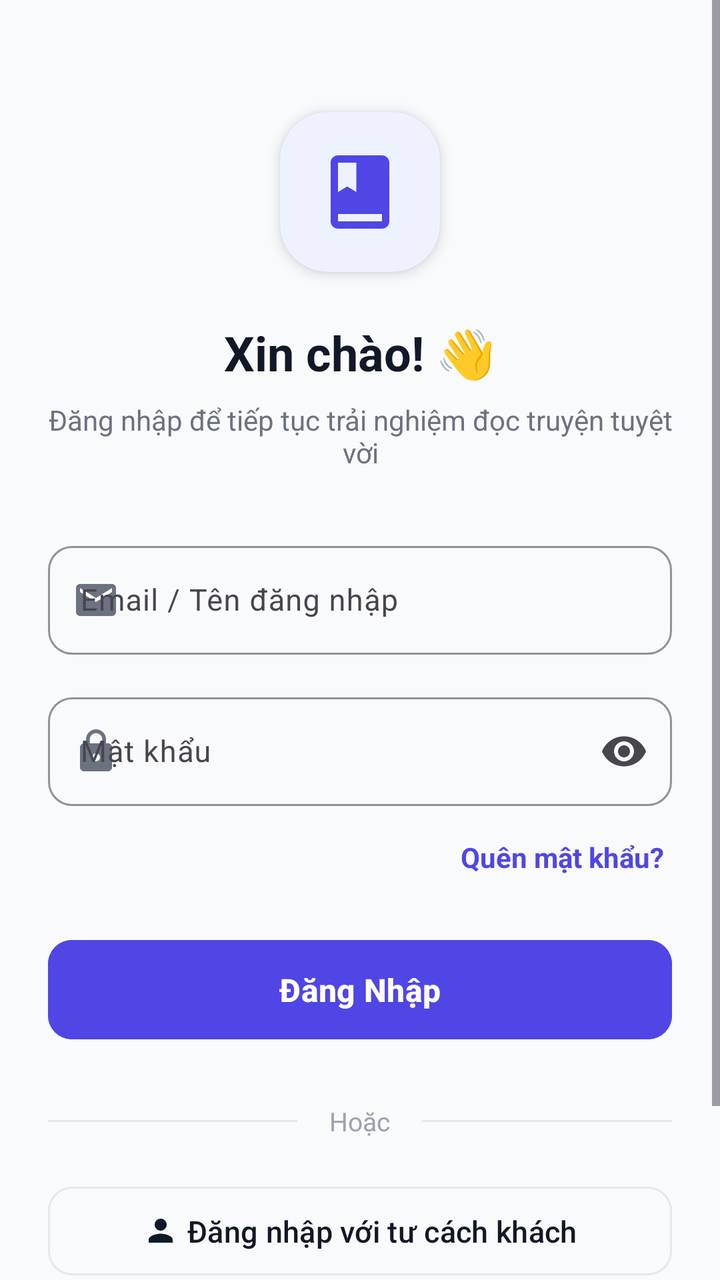
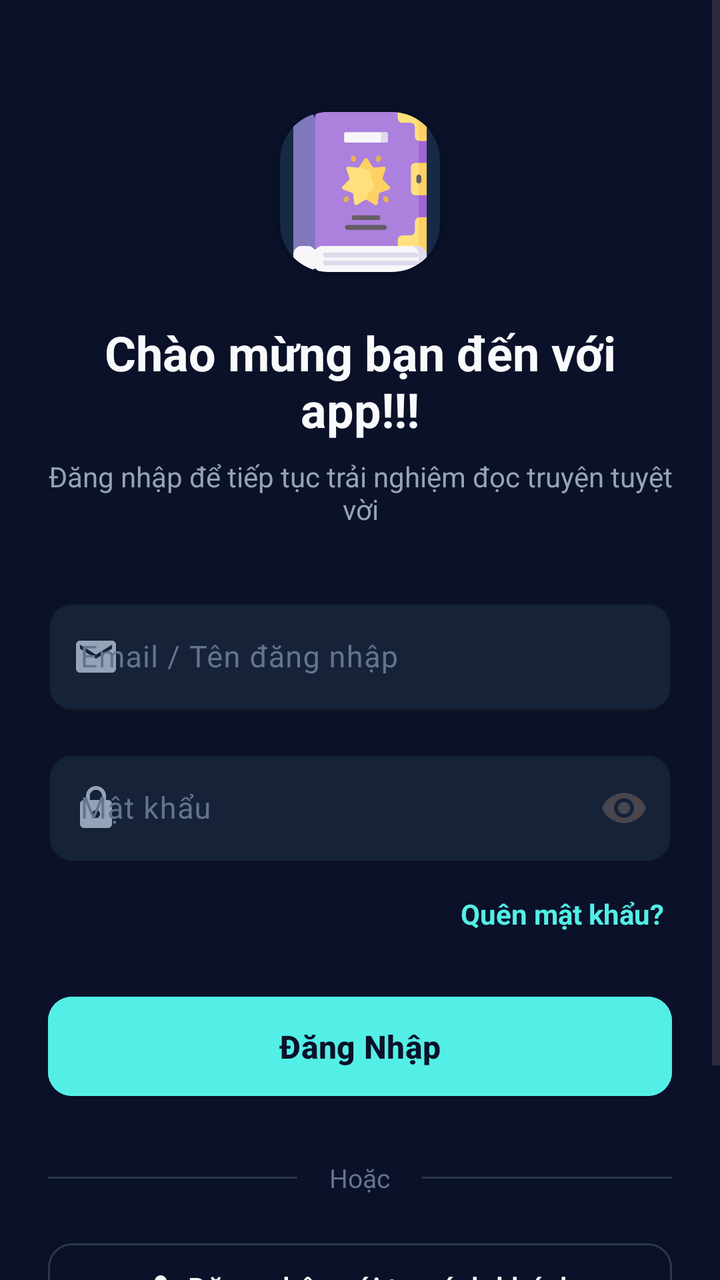

Screens rendered from an Android XML layout before and after an edit, with the pre-edit source and the edit as a unified diff.
<!-- AndroidManifest.xml: application theme Theme.Android_app -->
<!-- res/layout/activity_login.xml -->
<?xml version="1.0" encoding="utf-8"?>
<ScrollView xmlns:android="http://schemas.android.com/apk/res/android"
    xmlns:app="http://schemas.android.com/apk/res-auto"
    xmlns:tools="http://schemas.android.com/tools"
    android:layout_width="match_parent"
    android:layout_height="match_parent"
    android:fillViewport="true"
    android:background="@color/bg_app"
    tools:context=".LoginActivity">

    <androidx.constraintlayout.widget.ConstraintLayout
        android:layout_width="match_parent"
        android:layout_height="wrap_content"
        android:padding="24dp">

        
        <com.google.android.material.card.MaterialCardView
            android:id="@+id/cardLogo"
            android:layout_width="80dp"
            android:layout_height="80dp"
            android:layout_marginTop="32dp"
            app:cardCornerRadius="24dp"
            app:cardElevation="4dp"
            app:cardBackgroundColor="@color/primary_light"
            app:strokeWidth="0dp"
            app:layout_constraintTop_toTopOf="parent"
            app:layout_constraintStart_toStartOf="parent"
            app:layout_constraintEnd_toEndOf="parent">

            <ImageView
                android:layout_width="44dp"
                android:layout_height="44dp"
                android:layout_gravity="center"
                android:src="@drawable/ic_logo"
                android:contentDescription="@string/app_name" />
        </com.google.android.material.card.MaterialCardView>

        
        <TextView
            android:id="@+id/tvTitle"
            android:layout_width="0dp"
            android:layout_height="wrap_content"
            android:layout_marginTop="24dp"
            android:text="@string/login_welcome_title"
            android:textColor="@color/text_primary"
            android:textSize="24sp"
            android:textStyle="bold"
            android:gravity="center"
            app:layout_constraintTop_toBottomOf="@id/cardLogo"
            app:layout_constraintStart_toStartOf="parent"
            app:layout_constraintEnd_toEndOf="parent" />

        <TextView
            android:id="@+id/tvSubtitle"
            android:layout_width="0dp"
            android:layout_height="wrap_content"
            android:layout_marginTop="8dp"
            android:text="@string/login_welcome_subtitle"
            android:textColor="@color/text_secondary"
            android:textSize="14sp"
            android:gravity="center"
            app:layout_constraintTop_toBottomOf="@id/tvTitle"
            app:layout_constraintStart_toStartOf="parent"
            app:layout_constraintEnd_toEndOf="parent" />

        
        <com.google.android.material.textfield.TextInputLayout
            android:id="@+id/tilEmail"
            style="@style/Widget.TruyenApp.TextInputLayout"
            android:layout_width="0dp"
            android:layout_height="wrap_content"
            android:layout_marginTop="32dp"
            android:hint="@string/hint_email"
            app:startIconDrawable="@drawable/ic_email"
            app:startIconTint="@color/text_secondary"
            app:layout_constraintTop_toBottomOf="@id/tvSubtitle"
            app:layout_constraintStart_toStartOf="parent"
            app:layout_constraintEnd_toEndOf="parent">

            <com.google.android.material.textfield.TextInputEditText
                android:id="@+id/etEmail"
                android:layout_width="match_parent"
                android:layout_height="wrap_content"
                android:inputType="textEmailAddress"
                android:maxLines="1"
                android:textColor="@color/text_primary"
                android:textSize="15sp" />
        </com.google.android.material.textfield.TextInputLayout>

        
        <com.google.android.material.textfield.TextInputLayout
            android:id="@+id/tilPassword"
            style="@style/Widget.TruyenApp.TextInputLayout"
            android:layout_width="0dp"
            android:layout_height="wrap_content"
            android:layout_marginTop="16dp"
            android:hint="@string/hint_password"
            app:startIconDrawable="@drawable/ic_lock"
            app:startIconTint="@color/text_secondary"
            app:endIconMode="password_toggle"
            app:layout_constraintTop_toBottomOf="@id/tilEmail"
            app:layout_constraintStart_toStartOf="parent"
            app:layout_constraintEnd_toEndOf="parent">

            <com.google.android.material.textfield.TextInputEditText
                android:id="@+id/etPassword"
                android:layout_width="match_parent"
                android:layout_height="wrap_content"
                android:inputType="textPassword"
                android:maxLines="1"
                android:textColor="@color/text_primary"
                android:textSize="15sp" />
        </com.google.android.material.textfield.TextInputLayout>

        
        <TextView
            android:id="@+id/tvForgotPassword"
            android:layout_width="wrap_content"
            android:layout_height="wrap_content"
            android:layout_marginTop="12dp"
            android:padding="4dp"
            android:text="@string/forgot_password"
            android:textColor="@color/primary"
            android:textSize="14sp"
            android:textStyle="bold"
            android:background="?attr/selectableItemBackground"
            android:clickable="true"
            android:focusable="true"
            app:layout_constraintTop_toBottomOf="@id/tilPassword"
            app:layout_constraintEnd_toEndOf="parent" />

        
        <com.google.android.material.button.MaterialButton
            android:id="@+id/btnLogin"
            style="@style/Widget.TruyenApp.Button.Primary"
            android:layout_width="0dp"
            android:layout_height="wrap_content"
            android:layout_marginTop="24dp"
            android:text="@string/btn_login"
            app:layout_constraintTop_toBottomOf="@id/tvForgotPassword"
            app:layout_constraintStart_toStartOf="parent"
            app:layout_constraintEnd_toEndOf="parent" />

        
        <ProgressBar
            android:id="@+id/progressBar"
            android:layout_width="32dp"
            android:layout_height="32dp"
            android:visibility="gone"
            android:indeterminateTint="@color/primary"
            app:layout_constraintTop_toTopOf="@id/btnLogin"
            app:layout_constraintBottom_toBottomOf="@id/btnLogin"
            app:layout_constraintStart_toStartOf="@id/btnLogin"
            app:layout_constraintEnd_toEndOf="@id/btnLogin" />

        
        <LinearLayout
            android:id="@+id/layoutDivider"
            android:layout_width="0dp"
            android:layout_height="wrap_content"
            android:layout_marginTop="28dp"
            android:gravity="center"
            android:orientation="horizontal"
            app:layout_constraintTop_toBottomOf="@id/btnLogin"
            app:layout_constraintStart_toStartOf="parent"
            app:layout_constraintEnd_toEndOf="parent">

            <View
                android:layout_width="0dp"
                android:layout_height="1dp"
                android:layout_weight="1"
                android:background="@color/divider" />

            <TextView
                android:layout_width="wrap_content"
                android:layout_height="wrap_content"
                android:layout_marginStart="16dp"
                android:layout_marginEnd="16dp"
                android:text="@string/divider_or"
                android:textColor="@color/text_hint"
                android:textSize="13sp" />

            <View
                android:layout_width="0dp"
                android:layout_height="1dp"
                android:layout_weight="1"
                android:background="@color/divider" />
        </LinearLayout>

        
        <com.google.android.material.button.MaterialButton
            android:id="@+id/btnGuestLogin"
            style="@style/Widget.TruyenApp.Button.Outlined"
            android:layout_width="0dp"
            android:layout_height="wrap_content"
            android:layout_marginTop="20dp"
            android:text="@string/btn_guest_login"
            app:icon="@drawable/ic_guest"
            app:iconGravity="textStart"
            app:iconTint="@color/text_primary"
            app:layout_constraintTop_toBottomOf="@id/layoutDivider"
            app:layout_constraintStart_toStartOf="parent"
            app:layout_constraintEnd_toEndOf="parent" />

        
        <LinearLayout
            android:id="@+id/layoutRegister"
            android:layout_width="wrap_content"
            android:layout_height="wrap_content"
            android:layout_marginTop="32dp"
            android:layout_marginBottom="16dp"
            android:orientation="horizontal"
            app:layout_constraintTop_toBottomOf="@id/btnGuestLogin"
            app:layout_constraintBottom_toBottomOf="parent"
            app:layout_constraintStart_toStartOf="parent"
            app:layout_constraintEnd_toEndOf="parent">

            <TextView
                android:layout_width="wrap_content"
                android:layout_height="wrap_content"
                android:text="@string/dont_have_account"
                android:textColor="@color/text_secondary"
                android:textSize="14sp" />

            <TextView
                android:id="@+id/tvRegister"
                android:layout_width="wrap_content"
                android:layout_height="wrap_content"
                android:layout_marginStart="6dp"
                android:padding="4dp"
                android:text="@string/btn_register"
                android:textColor="@color/primary"
                android:textSize="14sp"
                android:textStyle="bold"
                android:background="?attr/selectableItemBackground"
                android:clickable="true"
                android:focusable="true" />
        </LinearLayout>

    </androidx.constraintlayout.widget.ConstraintLayout>
</ScrollView>
<!-- resources referenced by this layout -->
<resources>
  <color name="bg_app">#F9FAFB</color>
  <color name="divider">#E5E7EB</color>
  <color name="primary">#4F46E5</color>
  <color name="primary_light">#EEF2FF</color>
  <color name="text_hint">#9CA3AF</color>
  <color name="text_primary">#111827</color>
  <color name="text_secondary">#6B7280</color>
  <!-- drawable ic_email (drawable) -->
  <vector xmlns:android="http://schemas.android.com/apk/res/android"
      android:width="24dp"
      android:height="24dp"
      android:viewportWidth="24"
      android:viewportHeight="24">
      <path
          android:fillColor="#6B7280"
          android:pathData="M20,4H4C2.9,4 2.01,4.9 2.01,6L2,18c0,1.1 0.9,2 2,2h16c1.1,0 2,-0.9 2,-2V6C22,4.9 21.1,4 20,4zM20,8l-8,5L4,8V6l8,5 8,-5V8z"/>
  </vector>
  <!-- drawable ic_guest (drawable) -->
  <vector xmlns:android="http://schemas.android.com/apk/res/android"
      android:width="24dp"
      android:height="24dp"
      android:viewportWidth="24"
      android:viewportHeight="24">
      <path
          android:fillColor="#4B5563"
          android:pathData="M12,12c2.21,0 4,-1.79 4,-4s-1.79,-4 -4,-4 -4,1.79 -4,4 1.79,4 4,4zM12,14c-2.67,0 -8,1.34 -8,4v2h16v-2c0,-2.66 -5.33,-4 -8,-4z"/>
  </vector>
  <!-- drawable ic_logo (drawable) -->
  <vector xmlns:android="http://schemas.android.com/apk/res/android"
      android:width="64dp"
      android:height="64dp"
      android:viewportWidth="24"
      android:viewportHeight="24">
      <path
          android:fillColor="#4F46E5"
          android:pathData="M18,2H6C4.9,2 4,2.9 4,4v16c0,1.1 0.9,2 2,2h12c1.1,0 2,-0.9 2,-2V4C20,2.9 19.1,2 18,2zM6,4h5v8l-2.5,-1.5L6,12V4zM18,20H6v-2h12V20z"/>
  </vector>
  <string name="app_name">Đọc Truyện Online</string>
  <string name="btn_guest_login">Đăng nhập với tư cách khách</string>
  <string name="btn_login">Đăng Nhập</string>
  <string name="btn_register">Đăng ký ngay</string>
  <string name="divider_or">Hoặc</string>
  <string name="dont_have_account">Chưa có tài khoản?</string>
  <string name="forgot_password">Quên mật khẩu?</string>
  <string name="hint_email">Email / Tên đăng nhập</string>
  <string name="hint_password">Mật khẩu</string>
  <string name="login_welcome_subtitle">Đăng nhập để tiếp tục trải nghiệm đọc truyện tuyệt vời</string>
  <string name="login_welcome_title">Xin chào! 👋</string>
  <style name="Widget.TruyenApp.Button.Primary" parent="Widget.Material3.Button">
          <item name="cornerRadius">12dp</item>
          <item name="android:backgroundTint">@color/primary</item>
          <item name="android:textColor">@color/surface</item>
          <item name="android:textSize">16sp</item>
          <item name="android:textStyle">bold</item>
          <item name="android:paddingTop">14dp</item>
          <item name="android:paddingBottom">14dp</item>
      </style>
  <style name="Widget.TruyenApp.TextInputLayout" parent="Widget.Material3.TextInputLayout.OutlinedBox">
          <item name="boxCornerRadiusTopStart">12dp</item>
          <item name="boxCornerRadiusTopEnd">12dp</item>
          <item name="boxCornerRadiusBottomStart">12dp</item>
          <item name="boxCornerRadiusBottomEnd">12dp</item>
          <item name="boxStrokeColor">@color/primary</item>
          <item name="hintTextColor">@color/primary</item>
      </style>
  <style name="Theme.Android_app" parent="Base.Theme.Android_app" />
  <color name="surface">#FFFFFF</color>
  <style name="Base.Theme.Android_app" parent="Theme.Material3.DayNight.NoActionBar">
          <item name="colorPrimary">@color/primary</item>
          <item name="colorPrimaryDark">@color/primary_dark</item>
          <item name="colorSecondary">@color/accent</item>
          <item name="android:statusBarColor">@color/bg_app</item>
          <item name="android:windowLightStatusBar">true</item>
          <item name="android:windowBackground">@color/bg_app</item>
      </style>
  <color name="primary_dark">#4338CA</color>
  <color name="accent">#6366F1</color>
  <!-- unchanged entries left out for length: 2 -->
</resources>

<!-- the commit's change to res/layout/activity_login.xml (unified diff, before → after) -->
@@ -28,11 +28,11 @@
             app:layout_constraintEnd_toEndOf="parent">
 
             <ImageView
-                android:layout_width="44dp"
-                android:layout_height="44dp"
+                android:layout_width="80dp"
+                android:layout_height="90dp"
                 android:layout_gravity="center"
-                android:src="@drawable/ic_logo"
-                android:contentDescription="@string/app_name" />
+                android:contentDescription="@string/app_name"
+                android:src="@drawable/ic_logo" />
         </com.google.android.material.card.MaterialCardView>
 
         
<!-- resource entries referenced after the edit -->
@@ -1,12 +1,12 @@
 <!-- resources referenced by this layout -->
 <resources>
-  <color name="bg_app">#F9FAFB</color>
-  <color name="divider">#E5E7EB</color>
-  <color name="primary">#4F46E5</color>
-  <color name="primary_light">#EEF2FF</color>
-  <color name="text_hint">#9CA3AF</color>
-  <color name="text_primary">#111827</color>
-  <color name="text_secondary">#6B7280</color>
+  <color name="bg_app">#0A1128</color>
+  <color name="divider">#2A384C</color>
+  <color name="primary">#53EFE6</color>
+  <color name="primary_light">#172A45</color>
+  <color name="text_hint">#64748B</color>
+  <color name="text_primary">#F8FAFC</color>
+  <color name="text_secondary">#94A3B8</color>
   <!-- drawable ic_email (drawable) -->
   <vector xmlns:android="http://schemas.android.com/apk/res/android"
       android:width="24dp"
@@ -27,16 +27,7 @@
           android:fillColor="#4B5563"
           android:pathData="M12,12c2.21,0 4,-1.79 4,-4s-1.79,-4 -4,-4 -4,1.79 -4,4 1.79,4 4,4zM12,14c-2.67,0 -8,1.34 -8,4v2h16v-2c0,-2.66 -5.33,-4 -8,-4z"/>
   </vector>
-  <!-- drawable ic_logo (drawable) -->
-  <vector xmlns:android="http://schemas.android.com/apk/res/android"
-      android:width="64dp"
-      android:height="64dp"
-      android:viewportWidth="24"
-      android:viewportHeight="24">
-      <path
-          android:fillColor="#4F46E5"
-          android:pathData="M18,2H6C4.9,2 4,2.9 4,4v16c0,1.1 0.9,2 2,2h12c1.1,0 2,-0.9 2,-2V4C20,2.9 19.1,2 18,2zM6,4h5v8l-2.5,-1.5L6,12V4zM18,20H6v-2h12V20z"/>
-  </vector>
+  <!-- drawable ic_logo: png bitmap (drawable, 17317 bytes) -->
   <string name="app_name">Đọc Truyện Online</string>
   <string name="btn_guest_login">Đăng nhập với tư cách khách</string>
   <string name="btn_login">Đăng Nhập</string>
@@ -47,11 +38,11 @@
   <string name="hint_email">Email / Tên đăng nhập</string>
   <string name="hint_password">Mật khẩu</string>
   <string name="login_welcome_subtitle">Đăng nhập để tiếp tục trải nghiệm đọc truyện tuyệt vời</string>
-  <string name="login_welcome_title">Xin chào! 👋</string>
+  <string name="login_welcome_title">Chào mừng bạn đến với app!!!</string>
   <style name="Widget.TruyenApp.Button.Primary" parent="Widget.Material3.Button">
           <item name="cornerRadius">12dp</item>
           <item name="android:backgroundTint">@color/primary</item>
-          <item name="android:textColor">@color/surface</item>
+          <item name="android:textColor">#0A1128</item>
           <item name="android:textSize">16sp</item>
           <item name="android:textStyle">bold</item>
           <item name="android:paddingTop">14dp</item>
@@ -62,21 +53,23 @@
           <item name="boxCornerRadiusTopEnd">12dp</item>
           <item name="boxCornerRadiusBottomStart">12dp</item>
           <item name="boxCornerRadiusBottomEnd">12dp</item>
+          <item name="boxBackgroundColor">@color/surface</item>
           <item name="boxStrokeColor">@color/primary</item>
           <item name="hintTextColor">@color/primary</item>
+          <item name="android:textColorHint">@color/text_hint</item>
       </style>
   <style name="Theme.Android_app" parent="Base.Theme.Android_app" />
-  <color name="surface">#FFFFFF</color>
+  <color name="surface">#162238</color>
   <style name="Base.Theme.Android_app" parent="Theme.Material3.DayNight.NoActionBar">
           <item name="colorPrimary">@color/primary</item>
           <item name="colorPrimaryDark">@color/primary_dark</item>
           <item name="colorSecondary">@color/accent</item>
           <item name="android:statusBarColor">@color/bg_app</item>
-          <item name="android:windowLightStatusBar">true</item>
+          <item name="android:windowLightStatusBar">false</item>
           <item name="android:windowBackground">@color/bg_app</item>
       </style>
-  <color name="primary_dark">#4338CA</color>
-  <color name="accent">#6366F1</color>
+  <color name="primary_dark">#25D8CC</color>
+  <color name="accent">#53EFE6</color>
   <!-- unchanged entries left out for length: 2 -->
 </resources>
 
